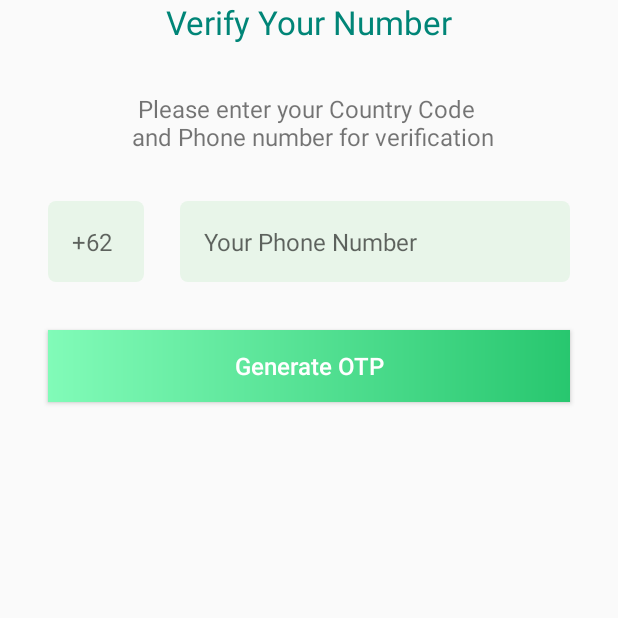
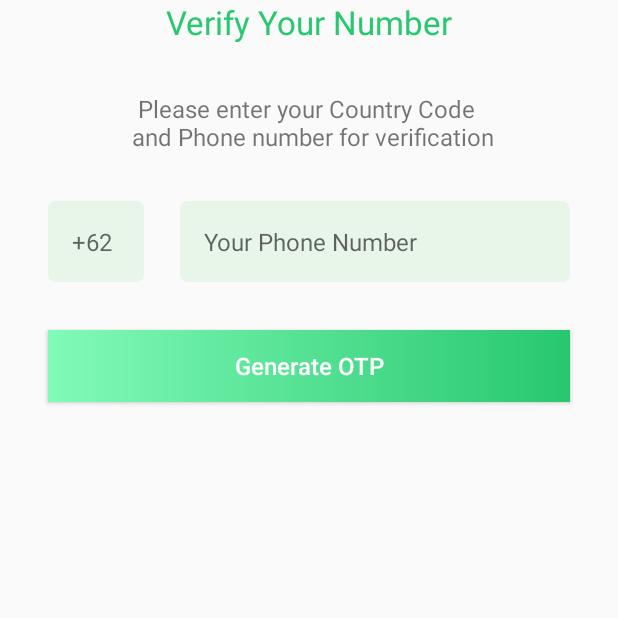
Before and after one commit to icadpratama/nangkring, an Android app: the screen it shows after launch (MainActivity), on a phone screen of 412 x 824 dp, the top half of it. Run offline under Robolectric (Android 15) with nearby library versions, the phone set to English and light mode, and no system bars; our stand-ins replace Firebase (no records; nobody signed in at launch, a user with empty details on screens opened directly).

Commit message:
Remove unused import

```diff
--- a/app/src/main/java/com/kasta/nangkring/MainActivity.kt
+++ b/app/src/main/java/com/kasta/nangkring/MainActivity.kt
@@ -10,7 +10,6 @@ import android.widget.Button
 import android.widget.EditText
 import com.google.firebase.FirebaseException
 import com.google.firebase.FirebaseTooManyRequestsException
-import com.google.firebase.auth.FirebaseAuth
 import com.google.firebase.auth.FirebaseAuthInvalidCredentialsException
 import com.google.firebase.auth.PhoneAuthCredential
 import com.google.firebase.auth.PhoneAuthProvider
--- a/app/src/main/res/layout/activity_main.xml
+++ b/app/src/main/res/layout/activity_main.xml
@@ -14,7 +14,7 @@
             android:layout_height="wrap_content"
             android:layout_marginTop="32dp"
             android:text="Verify Your Number"
-            android:textColor="@color/colorPrimary"
+            android:textColor="@color/colorText"
             android:textSize="22sp"
             app:layout_constraintEnd_toEndOf="parent"
             app:layout_constraintStart_toStartOf="parent"
--- a/app/src/main/res/layout/activity_otp.xml
+++ b/app/src/main/res/layout/activity_otp.xml
@@ -12,7 +12,7 @@
         android:layout_height="wrap_content"
         android:layout_marginTop="32dp"
         android:text="Enter OTP"
-        android:textColor="@color/colorPrimary"
+        android:textColor="@color/colorText"
         android:textSize="22sp"
         app:layout_constraintEnd_toEndOf="parent"
         app:layout_constraintStart_toStartOf="parent" />
```
